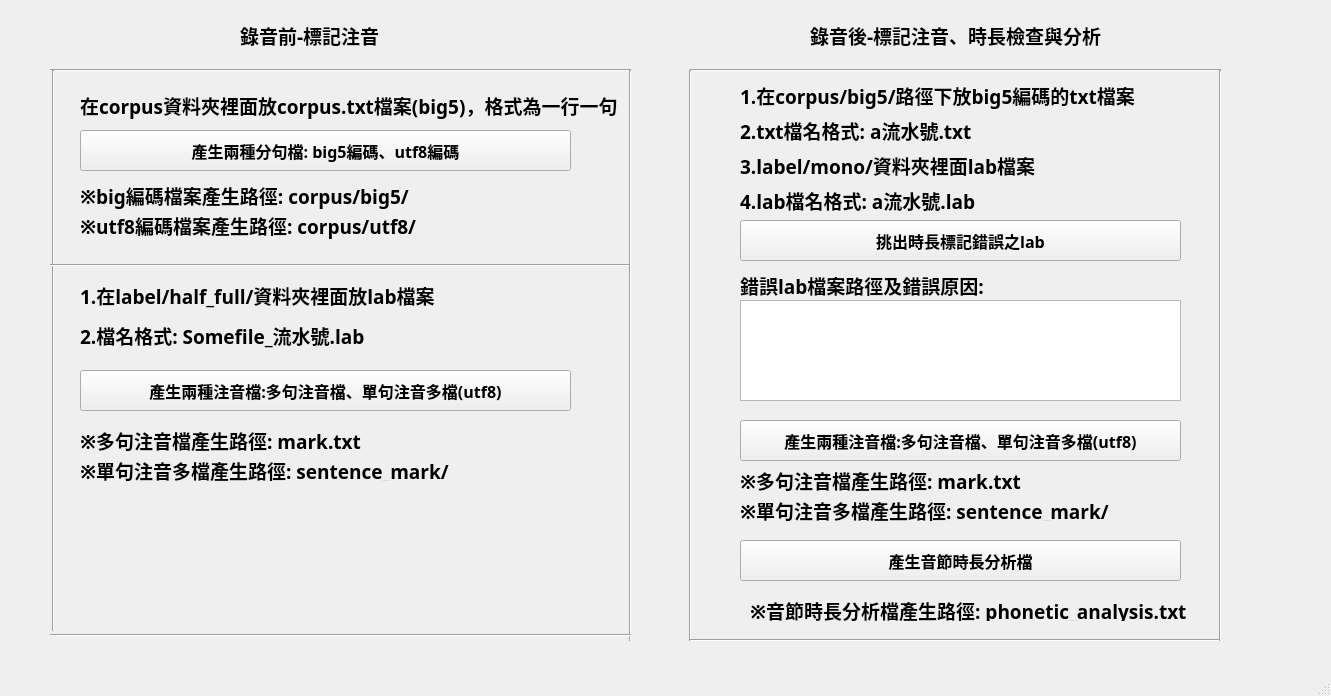
Old version of the form phonetic_mark_tool_ui.ui in the repository KennyChenFight/phonetic_mark_tool.
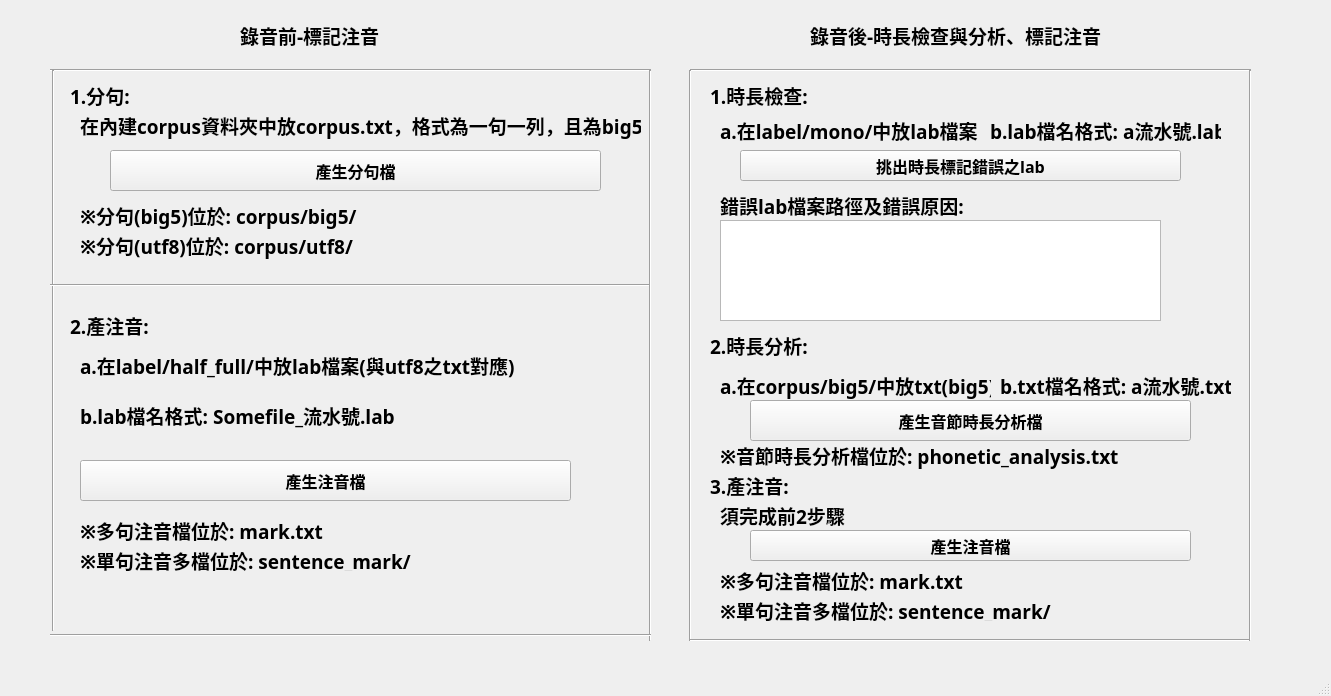
New version of the form. Icons and pictures are not drawn.

Patch:
```diff
--- a/phonetic_mark_tool_ui.ui
+++ b/phonetic_mark_tool_ui.ui
@@ -22,7 +22,7 @@
     <property name="geometry">
      <rect>
       <x>80</x>
-      <y>370</y>
+      <y>460</y>
       <width>491</width>
       <height>41</height>
      </rect>
@@ -36,7 +36,7 @@
      </font>
     </property>
     <property name="text">
-     <string>產生兩種注音檔:多句注音檔、單句注音多檔(utf8)</string>
+     <string>產生注音檔</string>
     </property>
    </widget>
    <widget class="QLabel" name="label">
@@ -78,16 +78,16 @@
      </font>
     </property>
     <property name="text">
-     <string>錄音後-標記注音、時長檢查與分析</string>
+     <string>錄音後-時長檢查與分析、標記注音</string>
     </property>
    </widget>
    <widget class="QPushButton" name="pb_wrong_lab">
     <property name="geometry">
      <rect>
       <x>740</x>
-      <y>220</y>
+      <y>150</y>
       <width>441</width>
-      <height>41</height>
+      <height>31</height>
      </rect>
     </property>
     <property name="font">
@@ -105,8 +105,8 @@
    <widget class="QPushButton" name="pb_phone_analysis">
     <property name="geometry">
      <rect>
-      <x>740</x>
-      <y>540</y>
+      <x>750</x>
+      <y>400</y>
       <width>441</width>
       <height>41</height>
      </rect>
@@ -127,7 +127,7 @@
     <property name="geometry">
      <rect>
       <x>80</x>
-      <y>90</y>
+      <y>110</y>
       <width>561</width>
       <height>31</height>
      </rect>
@@ -144,7 +144,7 @@
      <set>Qt::ImhFormattedNumbersOnly</set>
     </property>
     <property name="text">
-     <string>在corpus資料夾裡面放corpus.txt檔案(big5)，格式為一行一句</string>
+     <string>在內建corpus資料夾中放corpus.txt，格式為一句一列，且為big5</string>
     </property>
    </widget>
    <widget class="Line" name="line">
@@ -152,7 +152,7 @@
      <rect>
       <x>50</x>
       <y>60</y>
-      <width>581</width>
+      <width>601</width>
       <height>20</height>
      </rect>
     </property>
@@ -177,8 +177,8 @@
     <property name="geometry">
      <rect>
       <x>50</x>
-      <y>250</y>
-      <width>581</width>
+      <y>270</y>
+      <width>601</width>
       <height>31</height>
      </rect>
     </property>
@@ -189,7 +189,7 @@
    <widget class="Line" name="line_4">
     <property name="geometry">
      <rect>
-      <x>620</x>
+      <x>640</x>
       <y>70</y>
       <width>20</width>
       <height>571</height>
@@ -203,7 +203,7 @@
     <property name="geometry">
      <rect>
       <x>80</x>
-      <y>430</y>
+      <y>520</y>
       <width>381</width>
       <height>21</height>
      </rect>
@@ -220,14 +220,14 @@
      <set>Qt::ImhFormattedNumbersOnly</set>
     </property>
     <property name="text">
-     <string>※多句注音檔產生路徑: mark.txt</string>
+     <string>※多句注音檔位於: mark.txt</string>
     </property>
    </widget>
    <widget class="QLabel" name="label_12">
     <property name="geometry">
      <rect>
       <x>80</x>
-      <y>460</y>
+      <y>550</y>
       <width>441</width>
       <height>21</height>
      </rect>
@@ -244,15 +244,15 @@
      <set>Qt::ImhFormattedNumbersOnly</set>
     </property>
     <property name="text">
-     <string>※單句注音多檔產生路徑: sentence_mark/</string>
+     <string>※單句注音多檔位於: sentence_mark/</string>
     </property>
    </widget>
    <widget class="QLabel" name="label_13">
     <property name="geometry">
      <rect>
       <x>80</x>
-      <y>180</y>
-      <width>351</width>
+      <y>200</y>
+      <width>291</width>
       <height>31</height>
      </rect>
     </property>
@@ -268,7 +268,7 @@
      <set>Qt::ImhFormattedNumbersOnly</set>
     </property>
     <property name="text">
-     <string>※big編碼檔案產生路徑: corpus/big5/</string>
+     <string>※分句(big5)位於: corpus/big5/</string>
     </property>
    </widget>
    <widget class="Line" name="line_5">
@@ -276,7 +276,7 @@
      <rect>
       <x>50</x>
       <y>620</y>
-      <width>581</width>
+      <width>601</width>
       <height>31</height>
      </rect>
     </property>
@@ -287,9 +287,9 @@
    <widget class="QLabel" name="label_7">
     <property name="geometry">
      <rect>
-      <x>740</x>
-      <y>80</y>
-      <width>541</width>
+      <x>720</x>
+      <y>370</y>
+      <width>271</width>
       <height>31</height>
      </rect>
     </property>
@@ -305,16 +305,16 @@
      <set>Qt::ImhFormattedNumbersOnly</set>
     </property>
     <property name="text">
-     <string>1.在corpus/big5/路徑下放big5編碼的txt檔案</string>
+     <string>a.在corpus/big5/中放txt(big5)</string>
     </property>
    </widget>
    <widget class="QLabel" name="label_9">
     <property name="geometry">
      <rect>
-      <x>740</x>
-      <y>120</y>
-      <width>451</width>
-      <height>21</height>
+      <x>1000</x>
+      <y>370</y>
+      <width>231</width>
+      <height>31</height>
      </rect>
     </property>
     <property name="font">
@@ -329,14 +329,14 @@
      <set>Qt::ImhFormattedNumbersOnly</set>
     </property>
     <property name="text">
-     <string>2.txt檔名格式: a流水號.txt</string>
+     <string>b.txt檔名格式: a流水號.txt</string>
     </property>
    </widget>
    <widget class="QTextBrowser" name="tb_wrong_lab">
     <property name="geometry">
      <rect>
-      <x>740</x>
-      <y>300</y>
+      <x>720</x>
+      <y>220</y>
       <width>441</width>
       <height>101</height>
      </rect>
@@ -353,8 +353,8 @@
    <widget class="QLabel" name="label_16">
     <property name="geometry">
      <rect>
-      <x>740</x>
-      <y>270</y>
+      <x>720</x>
+      <y>190</y>
       <width>251</width>
       <height>31</height>
      </rect>
@@ -377,10 +377,10 @@
    <widget class="QLabel" name="label_18">
     <property name="geometry">
      <rect>
-      <x>750</x>
-      <y>600</y>
+      <x>720</x>
+      <y>440</y>
       <width>441</width>
-      <height>21</height>
+      <height>31</height>
      </rect>
     </property>
     <property name="font">
@@ -395,7 +395,7 @@
      <set>Qt::ImhFormattedNumbersOnly</set>
     </property>
     <property name="text">
-     <string>※音節時長分析檔產生路徑: phonetic_analysis.txt</string>
+     <string>※音節時長分析檔位於: phonetic_analysis.txt</string>
     </property>
    </widget>
    <widget class="Line" name="line_6">
@@ -403,7 +403,7 @@
      <rect>
       <x>690</x>
       <y>60</y>
-      <width>531</width>
+      <width>561</width>
       <height>20</height>
      </rect>
     </property>
@@ -429,7 +429,7 @@
      <rect>
       <x>690</x>
       <y>630</y>
-      <width>531</width>
+      <width>561</width>
       <height>20</height>
      </rect>
     </property>
@@ -440,7 +440,7 @@
    <widget class="Line" name="line_9">
     <property name="geometry">
      <rect>
-      <x>1210</x>
+      <x>1240</x>
       <y>70</y>
       <width>20</width>
       <height>571</height>
@@ -453,8 +453,8 @@
    <widget class="QPushButton" name="pb_big5_utf8">
     <property name="geometry">
      <rect>
-      <x>80</x>
-      <y>130</y>
+      <x>110</x>
+      <y>150</y>
       <width>491</width>
       <height>41</height>
      </rect>
@@ -468,15 +468,15 @@
      </font>
     </property>
     <property name="text">
-     <string>產生兩種分句檔: big5編碼、utf8編碼</string>
+     <string>產生分句檔</string>
     </property>
    </widget>
    <widget class="QLabel" name="label_19">
     <property name="geometry">
      <rect>
       <x>80</x>
-      <y>210</y>
-      <width>351</width>
+      <y>230</y>
+      <width>291</width>
       <height>31</height>
      </rect>
     </property>
@@ -492,15 +492,15 @@
      <set>Qt::ImhFormattedNumbersOnly</set>
     </property>
     <property name="text">
-     <string>※utf8編碼檔案產生路徑: corpus/utf8/</string>
+     <string>※分句(utf8)位於: corpus/utf8/</string>
     </property>
    </widget>
    <widget class="QLabel" name="label_20">
     <property name="geometry">
      <rect>
       <x>80</x>
-      <y>280</y>
-      <width>611</width>
+      <y>350</y>
+      <width>441</width>
       <height>31</height>
      </rect>
     </property>
@@ -516,15 +516,15 @@
      <set>Qt::ImhFormattedNumbersOnly</set>
     </property>
     <property name="text">
-     <string>1.在label/half_full/資料夾裡面放lab檔案</string>
+     <string>a.在label/half_full/中放lab檔案(與utf8之txt對應)</string>
     </property>
    </widget>
    <widget class="QLabel" name="label_21">
     <property name="geometry">
      <rect>
       <x>80</x>
-      <y>320</y>
-      <width>611</width>
+      <y>400</y>
+      <width>371</width>
       <height>31</height>
      </rect>
     </property>
@@ -540,16 +540,16 @@
      <set>Qt::ImhFormattedNumbersOnly</set>
     </property>
     <property name="text">
-     <string>2.檔名格式: Somefile_流水號.lab</string>
+     <string>b.lab檔名格式: Somefile_流水號.lab</string>
     </property>
    </widget>
    <widget class="QLabel" name="label_22">
     <property name="geometry">
      <rect>
-      <x>740</x>
-      <y>150</y>
-      <width>611</width>
-      <height>31</height>
+      <x>720</x>
+      <y>120</y>
+      <width>261</width>
+      <height>21</height>
      </rect>
     </property>
     <property name="font">
@@ -564,15 +564,15 @@
      <set>Qt::ImhFormattedNumbersOnly</set>
     </property>
     <property name="text">
-     <string>3.label/mono/資料夾裡面lab檔案</string>
+     <string>a.在label/mono/中放lab檔案</string>
     </property>
    </widget>
    <widget class="QLabel" name="label_10">
     <property name="geometry">
      <rect>
-      <x>740</x>
-      <y>190</y>
-      <width>451</width>
+      <x>990</x>
+      <y>120</y>
+      <width>231</width>
       <height>21</height>
      </rect>
     </property>
@@ -588,16 +588,16 @@
      <set>Qt::ImhFormattedNumbersOnly</set>
     </property>
     <property name="text">
-     <string>4.lab檔名格式: a流水號.lab</string>
+     <string>b.lab檔名格式: a流水號.lab</string>
     </property>
    </widget>
    <widget class="QPushButton" name="pb_mark_mono_file">
     <property name="geometry">
      <rect>
-      <x>740</x>
-      <y>420</y>
+      <x>750</x>
+      <y>530</y>
       <width>441</width>
-      <height>41</height>
+      <height>31</height>
      </rect>
     </property>
     <property name="font">
@@ -609,14 +609,14 @@
      </font>
     </property>
     <property name="text">
-     <string>產生兩種注音檔:多句注音檔、單句注音多檔(utf8)</string>
+     <string>產生注音檔</string>
     </property>
    </widget>
    <widget class="QLabel" name="label_15">
     <property name="geometry">
      <rect>
-      <x>740</x>
-      <y>470</y>
+      <x>720</x>
+      <y>570</y>
       <width>381</width>
       <height>21</height>
      </rect>
@@ -633,16 +633,160 @@
      <set>Qt::ImhFormattedNumbersOnly</set>
     </property>
     <property name="text">
-     <string>※多句注音檔產生路徑: mark.txt</string>
+     <string>※多句注音檔位於: mark.txt</string>
     </property>
    </widget>
    <widget class="QLabel" name="label_23">
     <property name="geometry">
      <rect>
-      <x>740</x>
+      <x>720</x>
+      <y>600</y>
+      <width>441</width>
+      <height>21</height>
+     </rect>
+    </property>
+    <property name="font">
+     <font>
+      <family>微軟正黑體</family>
+      <pointsize>14</pointsize>
+      <weight>75</weight>
+      <bold>true</bold>
+     </font>
+    </property>
+    <property name="inputMethodHints">
+     <set>Qt::ImhFormattedNumbersOnly</set>
+    </property>
+    <property name="text">
+     <string>※單句注音多檔位於: sentence_mark/</string>
+    </property>
+   </widget>
+   <widget class="QLabel" name="label_4">
+    <property name="geometry">
+     <rect>
+      <x>70</x>
+      <y>80</y>
+      <width>281</width>
+      <height>31</height>
+     </rect>
+    </property>
+    <property name="font">
+     <font>
+      <family>微軟正黑體</family>
+      <pointsize>14</pointsize>
+      <weight>75</weight>
+      <bold>true</bold>
+     </font>
+    </property>
+    <property name="inputMethodHints">
+     <set>Qt::ImhFormattedNumbersOnly</set>
+    </property>
+    <property name="text">
+     <string>1.分句:</string>
+    </property>
+   </widget>
+   <widget class="QLabel" name="label_5">
+    <property name="geometry">
+     <rect>
+      <x>70</x>
+      <y>310</y>
+      <width>281</width>
+      <height>31</height>
+     </rect>
+    </property>
+    <property name="font">
+     <font>
+      <family>微軟正黑體</family>
+      <pointsize>14</pointsize>
+      <weight>75</weight>
+      <bold>true</bold>
+     </font>
+    </property>
+    <property name="inputMethodHints">
+     <set>Qt::ImhFormattedNumbersOnly</set>
+    </property>
+    <property name="text">
+     <string>2.產注音:</string>
+    </property>
+   </widget>
+   <widget class="QLabel" name="label_6">
+    <property name="geometry">
+     <rect>
+      <x>710</x>
+      <y>80</y>
+      <width>281</width>
+      <height>31</height>
+     </rect>
+    </property>
+    <property name="font">
+     <font>
+      <family>微軟正黑體</family>
+      <pointsize>14</pointsize>
+      <weight>75</weight>
+      <bold>true</bold>
+     </font>
+    </property>
+    <property name="inputMethodHints">
+     <set>Qt::ImhFormattedNumbersOnly</set>
+    </property>
+    <property name="text">
+     <string>1.時長檢查:</string>
+    </property>
+   </widget>
+   <widget class="QLabel" name="label_8">
+    <property name="geometry">
+     <rect>
+      <x>710</x>
+      <y>330</y>
+      <width>281</width>
+      <height>31</height>
+     </rect>
+    </property>
+    <property name="font">
+     <font>
+      <family>微軟正黑體</family>
+      <pointsize>14</pointsize>
+      <weight>75</weight>
+      <bold>true</bold>
+     </font>
+    </property>
+    <property name="inputMethodHints">
+     <set>Qt::ImhFormattedNumbersOnly</set>
+    </property>
+    <property name="text">
+     <string>2.時長分析:</string>
+    </property>
+   </widget>
+   <widget class="QLabel" name="label_14">
+    <property name="geometry">
+     <rect>
+      <x>710</x>
+      <y>470</y>
+      <width>281</width>
+      <height>31</height>
+     </rect>
+    </property>
+    <property name="font">
+     <font>
+      <family>微軟正黑體</family>
+      <pointsize>14</pointsize>
+      <weight>75</weight>
+      <bold>true</bold>
+     </font>
+    </property>
+    <property name="inputMethodHints">
+     <set>Qt::ImhFormattedNumbersOnly</set>
+    </property>
+    <property name="text">
+     <string>3.產注音:</string>
+    </property>
+   </widget>
+   <widget class="QLabel" name="label_17">
+    <property name="geometry">
+     <rect>
+      <x>720</x>
       <y>500</y>
-      <width>441</width>
-      <height>21</height>
+      <width>141</width>
+      <height>31</height>
      </rect>
     </property>
     <property name="font">
@@ -657,7 +801,7 @@
      <set>Qt::ImhFormattedNumbersOnly</set>
     </property>
     <property name="text">
-     <string>※單句注音多檔產生路徑: sentence_mark/</string>
+     <string>須完成前2步驟</string>
     </property>
    </widget>
   </widget>
```
